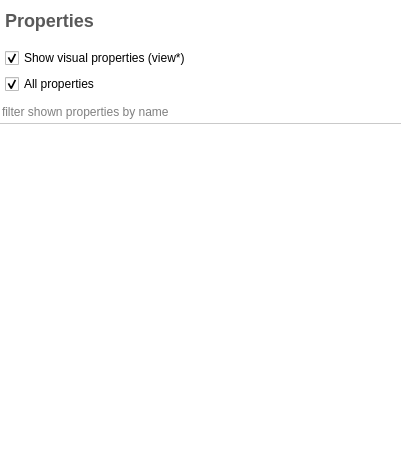
vadivelselvaraj/TulipGLImprovement, file plugins/view/tableview/PropertiesEditor.ui: the form before one commit.
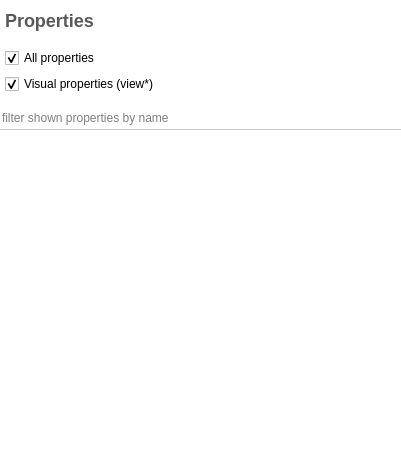
The form after the commit. Icons and pictures are not drawn. Custom widgets are drawn as their Qt base class.

Commit message: ensure automatic resizing of PropertiesEditor

The edit to the form file:
```diff
--- a/plugins/view/tableview/PropertiesEditor.ui
+++ b/plugins/view/tableview/PropertiesEditor.ui
@@ -11,7 +11,7 @@
    </rect>
   </property>
   <property name="sizePolicy">
-   <sizepolicy hsizetype="Expanding" vsizetype="Preferred">
+   <sizepolicy hsizetype="Expanding" vsizetype="Expanding">
     <horstretch>0</horstretch>
     <verstretch>0</verstretch>
    </sizepolicy>
@@ -146,6 +146,19 @@
         </property>
        </widget>
       </item>
+      <item>
+       <widget class="QCheckBox" name="propsVisibilityCheck">
+        <property name="toolTip">
+         <string>Set visibility of all properties</string>
+        </property>
+        <property name="text">
+         <string>All properties</string>
+        </property>
+        <property name="checked">
+         <bool>true</bool>
+        </property>
+       </widget>
+      </item>
       <item>
        <widget class="QCheckBox" name="userPropertiesCheck">
         <property name="sizePolicy">
@@ -155,7 +168,7 @@
          </sizepolicy>
         </property>
         <property name="text">
-         <string>Show visual properties (view*)</string>
+         <string>Visual properties (view*)</string>
         </property>
         <property name="checked">
          <bool>true</bool>
@@ -177,32 +190,6 @@
          <property name="margin">
           <number>0</number>
          </property>
-         <item>
-          <widget class="QCheckBox" name="propsVisibilityCheck">
-           <property name="toolTip">
-            <string>set visibility of all properties</string>
-           </property>
-           <property name="text">
-            <string>All properties</string>
-           </property>
-           <property name="checked">
-            <bool>true</bool>
-           </property>
-          </widget>
-         </item>
-         <item>
-          <spacer name="horizontalSpacer">
-           <property name="orientation">
-            <enum>Qt::Horizontal</enum>
-           </property>
-           <property name="sizeHint" stdset="0">
-            <size>
-             <width>40</width>
-             <height>20</height>
-            </size>
-           </property>
-          </spacer>
-         </item>
         </layout>
        </widget>
       </item>
@@ -249,7 +236,7 @@
       <item>
        <widget class="QTableView" name="tableView">
         <property name="sizePolicy">
-         <sizepolicy hsizetype="MinimumExpanding" vsizetype="MinimumExpanding">
+         <sizepolicy hsizetype="MinimumExpanding" vsizetype="Expanding">
           <horstretch>0</horstretch>
           <verstretch>0</verstretch>
          </sizepolicy>
```
Left out of the diff: 7 changed lines with no effect on the pictures. The commit also changes 2 other files.
